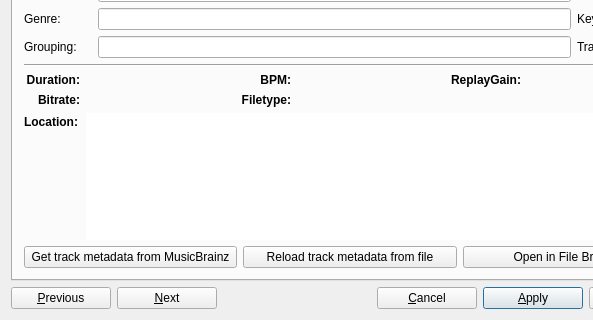
Old version of the form src/library/dlgtrackinfo.ui in the repository mixxxdj/mixxx; both pictures show x 0 to 593 and y 180 to 500 of the 700 by 500 pixel window.
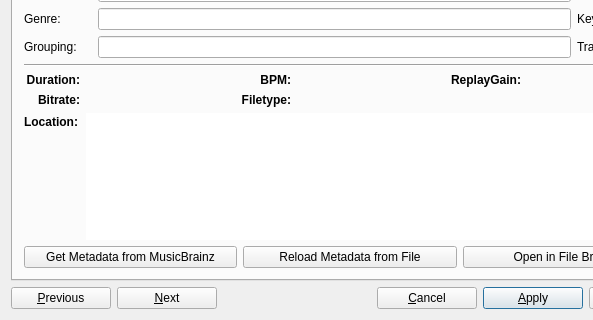
New version of the form.

Commit message: Update button labels to use the same strings as the right-click menu in the library table.

```diff
--- a/src/library/dlgtrackinfo.ui
+++ b/src/library/dlgtrackinfo.ui
@@ -576,14 +576,14 @@
          <item row="0" column="0">
           <widget class="QPushButton" name="btnFetchTag">
            <property name="text">
-            <string>Get track metadata from MusicBrainz</string>
+            <string>Get Metadata from MusicBrainz</string>
            </property>
           </widget>
          </item>
          <item row="0" column="1">
           <widget class="QPushButton" name="btnReloadFromFile">
            <property name="text">
-            <string>Reload track metadata from file</string>
+            <string>Reload Metadata from File</string>
            </property>
           </widget>
          </item>
```
Left out of the diff: 2 changed lines with no effect on the pictures.
